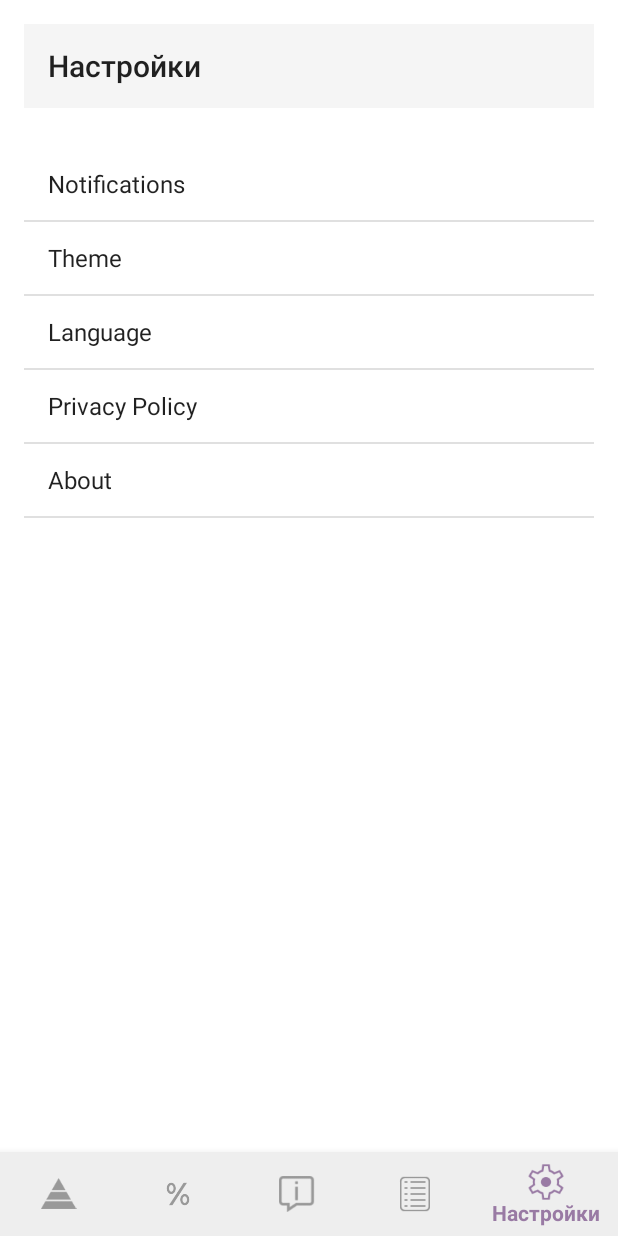
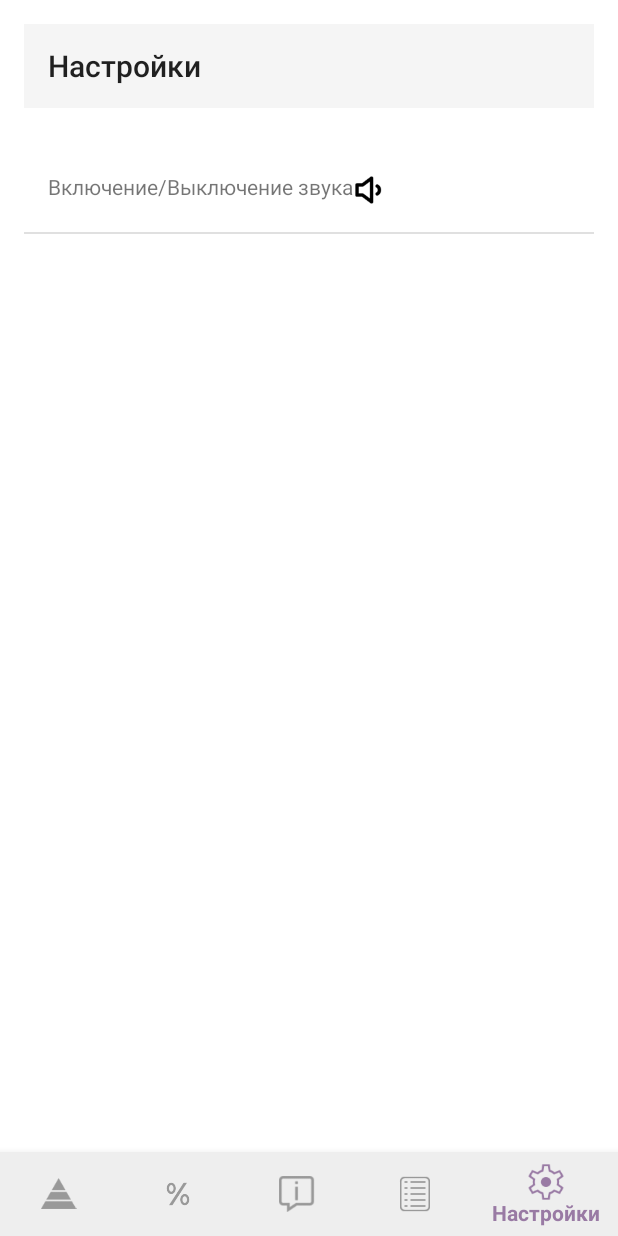
Before and after one commit to dorofeevb1/piramida, an Android app: the screen it shows after launch (MainActivity), item 5 of the bottom bar chosen, on a phone screen of 412 x 824 dp. Run offline under Robolectric (Android 15) with nearby library versions, the phone set to English and light mode, and no system bars.

```diff
--- a/app/src/main/java/su/panfilov/piramida/SettingsFragment.java
+++ b/app/src/main/java/su/panfilov/piramida/SettingsFragment.java
@@ -43,22 +43,14 @@ public class SettingsFragment extends Fragment {
     private void initListView(View rootView) {
         // Create a list of settings options
         List<String> settingsOptions = new ArrayList<>();
-        settingsOptions.add("Notifications");
-        settingsOptions.add("Theme");
-        settingsOptions.add("Language");
-        settingsOptions.add("Privacy Policy");
-        settingsOptions.add("About");
+        settingsOptions.add("Включение/Выключение звука");
 
         // Get the ListView from the layout
         ListView settingsListView = rootView.findViewById(R.id.settingsTab);
 
         if (settingsListView != null) {
-            // Create an ArrayAdapter to populate the ListView
-            ArrayAdapter<String> adapter = new ArrayAdapter<>(
-                    requireContext(), // Context
-                    android.R.layout.simple_list_item_1, // Layout for each item
-                    settingsOptions // Data
-            );
+            // Create a custom adapter to populate the ListView
+            SettingsAdapter adapter = new SettingsAdapter(requireContext(), settingsOptions);
 
             // Set the adapter to the ListView
             settingsListView.setAdapter(adapter);
@@ -68,21 +60,10 @@ public class SettingsFragment extends Fragment {
                 String selectedItem = settingsOptions.get(position);
                 // Handle item click based on the selected item
                 switch (selectedItem) {
-                    case "Notifications":
-                        // Open notifications settings
+                    case "Включение/Выключение звука":
+                        // Handle the sound toggle option
                         break;
-                    case "Theme":
-                        // Open theme settings
-                        break;
-                    case "Language":
-                        // Open language settings
-                        break;
-                    case "Privacy Policy":
-                        // Open privacy policy
-                        break;
-                    case "About":
-                        // Open about section
-                        break;
+                    // Add more cases as needed
                 }
             });
         } else {
@@ -90,4 +71,5 @@ public class SettingsFragment extends Fragment {
             Log.e("SettingsFragment", "ListView is null");
         }
     }
+
 }
--- /dev/null
+++ b/app/src/main/java/su/panfilov/piramida/components/SettingsAdapter.java
@@ -0,0 +1,47 @@
+
+package su.panfilov.piramida;
+
+import android.content.Context;
+import android.view.LayoutInflater;
+import android.view.View;
+import android.view.ViewGroup;
+import android.widget.ArrayAdapter;
+import android.widget.ImageView;
+import android.widget.TextView;
+
+import java.util.List;
+
+public class SettingsAdapter extends ArrayAdapter<String> {
+
+    public SettingsAdapter(Context context, List<String> settingsOptions) {
+        super(context, 0, settingsOptions);
+    }
+
+    @Override
+    public View getView(int position, View convertView, ViewGroup parent) {
+        // Get the data item for this position
+        String settingOption = getItem(position);
+
+        // Check if an existing view is being reused, otherwise inflate the view
+        if (convertView == null) {
+            convertView = LayoutInflater.from(getContext()).inflate(R.layout.list_item_settings, parent, false);
+        }
+
+        // Lookup view for data population
+        ImageView icon = convertView.findViewById(R.id.icon);
+        TextView text = convertView.findViewById(R.id.text);
+
+        // Populate the data into the template view using the data object
+        text.setText(settingOption);
+
+        // Set the icon based on the setting option
+        if (settingOption.equals("Включение/Выключение звука")) {
+            icon.setImageResource(R.drawable.ic_sound); // Replace with your icon drawable
+        } else {
+            icon.setVisibility(View.GONE);
+        }
+
+        // Return the completed view to render on screen
+        return convertView;
+    }
+}
--- a/app/src/main/res/layout/activity_main.xml
+++ b/app/src/main/res/layout/activity_main.xml
@@ -16,6 +16,12 @@
 
     </FrameLayout>
 
+    <FrameLayout
+        android:id="@+id/fragment_container"
+        android:layout_width="match_parent"
+        android:layout_height="match_parent" />
+
+
     <com.google.android.material.bottomnavigation.BottomNavigationView
         android:id="@+id/bottom_navigation"
         android:layout_width="match_parent"
--- /dev/null
+++ b/app/src/main/res/layout/list_item_settings.xml
@@ -0,0 +1,22 @@
+<?xml version="1.0" encoding="utf-8"?>
+<LinearLayout xmlns:android="http://schemas.android.com/apk/res/android"
+    android:layout_width="match_parent"
+    android:layout_height="wrap_content"
+    android:orientation="horizontal"
+    android:padding="16dp">
+
+
+    <TextView
+        android:id="@+id/text"
+        android:layout_width="wrap_content"
+        android:layout_height="wrap_content"
+        android:text="@string/setting_option" />
+    <ImageView
+        android:id="@+id/icon"
+        android:layout_width="24dp"
+        android:layout_height="24dp"
+        android:layout_marginEnd="16dp"
+        android:src="@drawable/ic_sound"
+        android:contentDescription="@string/icon_description" />
+
+</LinearLayout>
```
Also changed, not shown: app/src/main/java/su/panfilov/piramida/InfoFragment.java (added, +48 -0 lines), app/src/main/java/su/panfilov/piramida/InformationManager.java (added, +21 -0 lines), app/src/main/java/su/panfilov/piramida/MainActivity.java (+21 -11 lines), app/src/main/java/su/panfilov/piramida/OurAppsFragment.java (added, +80 -0 lines), app/src/main/java/su/panfilov/piramida/PyramidFragment.java (+17 -0 lines), app/src/main/res/layout/about_dialog.xml (+14 -0 lines), app/src/main/res/layout/fragment_our_apps.xml (added, +65 -0 lines), app/src/main/res/layout/info_screen.xml (added, +41 -0 lines), app/src/main/res/values/strings.xml (+13 -9 lines), app/src/main/res/drawable-xhdpi/banner_bogoban.png (added), app/src/main/res/drawable-xhdpi/banner_meta_modern.png (added), app/src/main/res/drawable-xhdpi/banner_neiro_cafe.png (added), app/src/main/res/drawable-xhdpi/ic_copyrgt.png, app/src/main/res/drawable-xhdpi/ic_sound.png (added).
